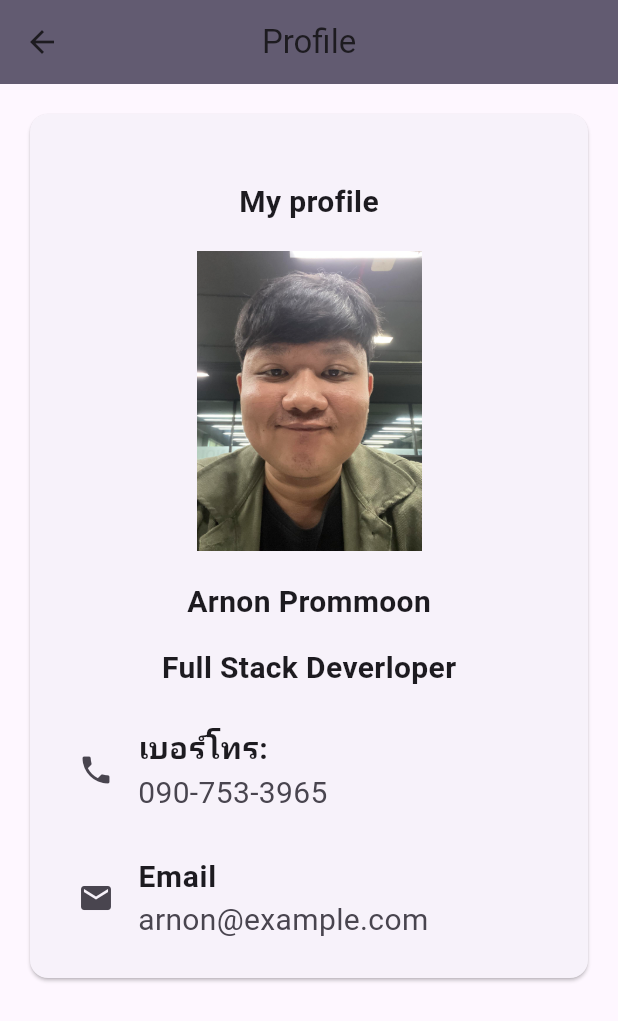
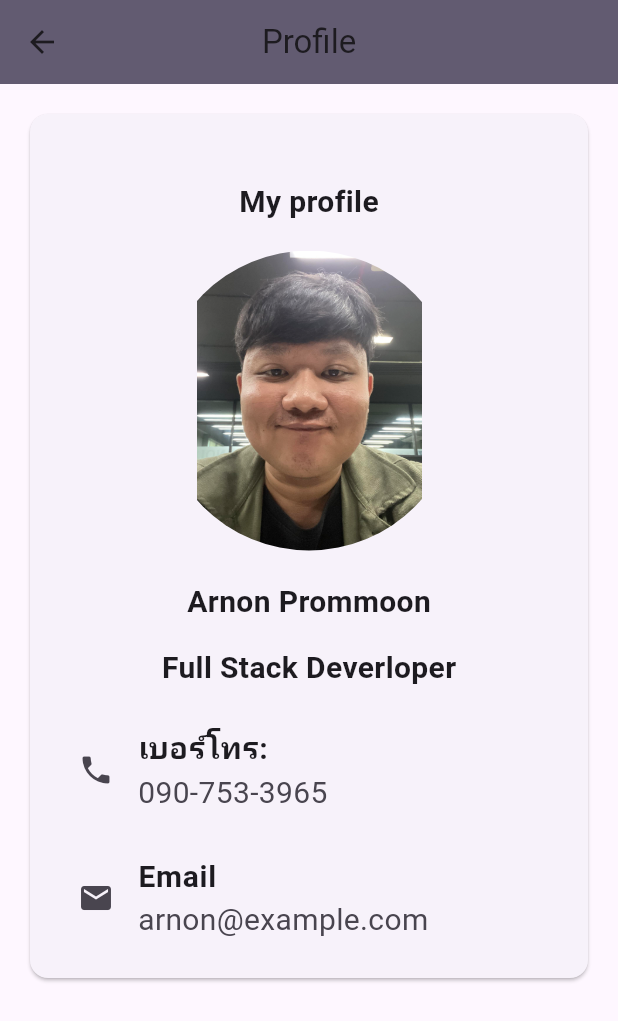
Before and after one commit to dognutxxx/Flutter, a Flutter app: the Profile screen opened by its route, on a phone screen of 412 x 824 dp. Shown: the top 1021 px of the screen. Run offline on Flutter 3.47's test engine with Material 3 defaults, Android fonts, the phone set to English and light mode, and no system bars.

Commit message:
chang picture

```diff
--- a/lib/profile.dart
+++ b/lib/profile.dart
@@ -11,7 +11,7 @@ class Profile extends StatelessWidget {
         title: const Text('Profile'),
         centerTitle: true,
       ),
-      body: const SingleChildScrollView(
+      body: SingleChildScrollView(
         child: Padding(
           padding: EdgeInsets.all(16.0),
           child: Card(
@@ -34,10 +34,13 @@ class Profile extends StatelessWidget {
                   ),
                   SizedBox(height: 10),
                   Center(
-                    child: Image(
-                      image: AssetImage("assets/images/nut_1.jpg"),
-                      height: 200.0,
-                      width: 200.0,
+                    child: ClipRRect(
+                      borderRadius: BorderRadius.circular(100.0),
+                      child: Image(
+                        image: AssetImage("assets/images/nut_1.jpg"),
+                        height: 200.0,
+                        width: 200.0,
+                      ),
                     ),
                   ),
                   SizedBox(height: 20),
```
